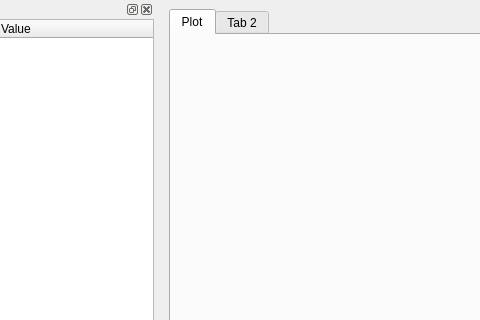
This is moteus/tool/tview_main_window.ui in mjbots/moteus as Qt 5 draws it before an edit; both pictures show x 102 to 582 and y 0 to 320 of the 1254 by 908 pixel window. The edited form follows.
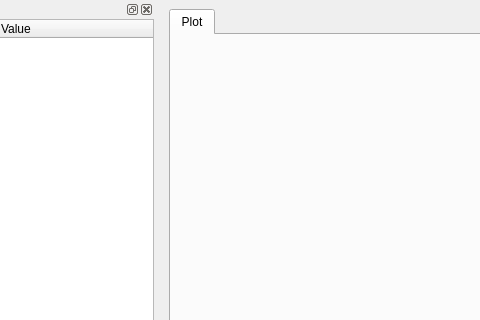
This is the edited form.

Commit message: Remove unused tab in tview

The edit to the form file:
```diff
--- a/moteus/tool/tview_main_window.ui
+++ b/moteus/tool/tview_main_window.ui
@@ -78,11 +78,6 @@
         </item>
        </layout>
       </widget>
-      <widget class="QWidget" name="tab_2">
-       <attribute name="title">
-        <string>Tab 2</string>
-       </attribute>
-      </widget>
      </widget>
     </item>
    </layout>
```
Left out of the diff: 5 changed lines with no effect on the pictures.
